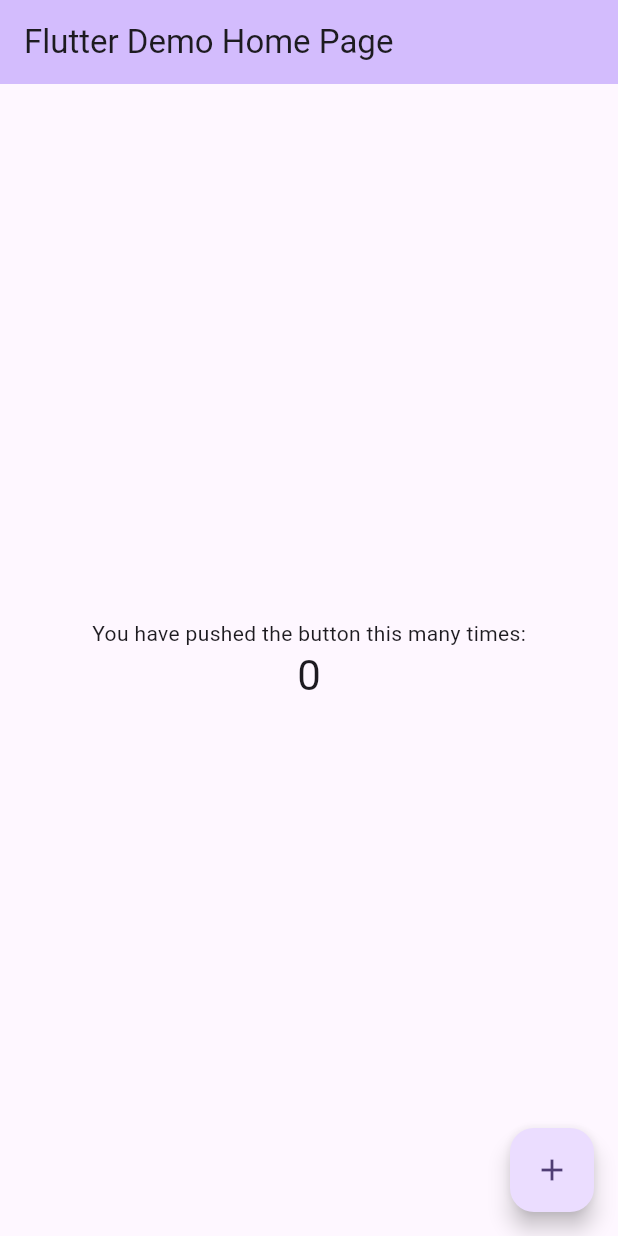
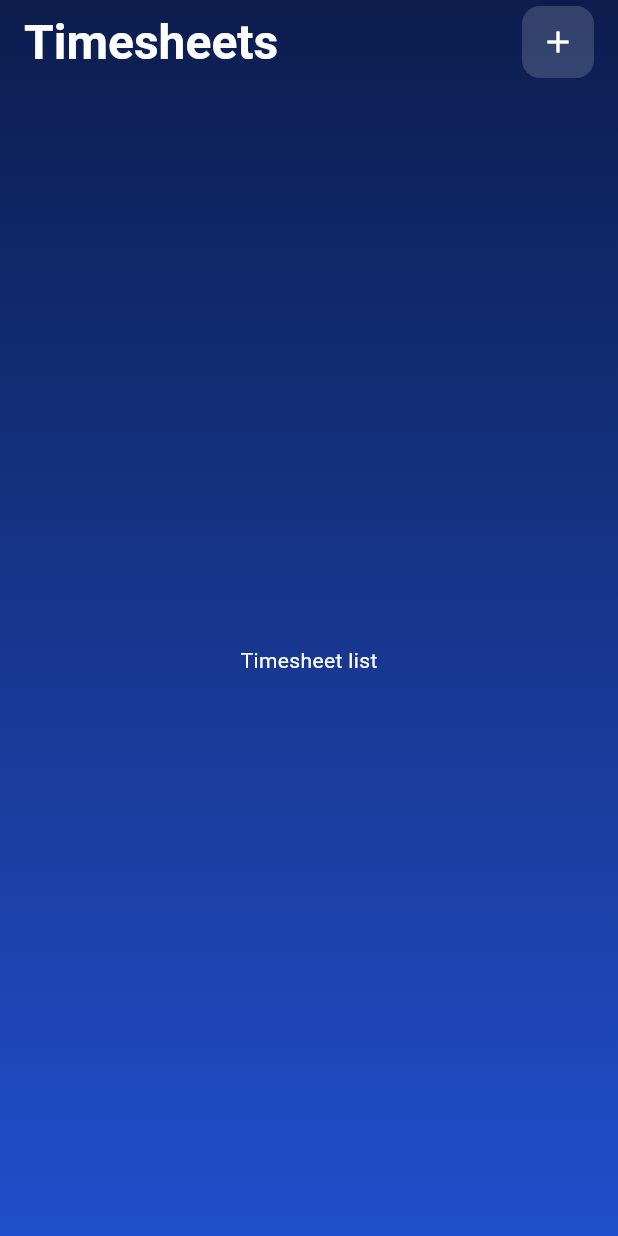
Before and after one commit to filipepatricio/odoo_timesheets, a Flutter app: the screen it shows after launch, on a phone screen of 412 x 824 dp. Run offline on Flutter 3.47's test engine with Material 3 defaults, Android fonts, the phone set to English and light mode, and no system bars.

Commit message:
Create TimesheetsScreen, MainAppBar and Setup styles

```diff
--- a/lib/main.dart
+++ b/lib/main.dart
@@ -1,4 +1,5 @@
 import 'package:flutter/material.dart';
+import 'package:odoo_apexive/presentation/screens/timesheets_screen.dart';
 
 void main() {
   runApp(const MyApp());
@@ -7,119 +8,25 @@ void main() {
 class MyApp extends StatelessWidget {
   const MyApp({super.key});
 
-  // This widget is the root of your application.
   @override
   Widget build(BuildContext context) {
     return MaterialApp(
       title: 'Flutter Demo',
       theme: ThemeData(
-        // This is the theme of your application.
-        //
-        // TRY THIS: Try running your application with "flutter run". You'll see
-        // the application has a purple toolbar. Then, without quitting the app,
-        // try changing the seedColor in the colorScheme below to Colors.green
-        // and then invoke "hot reload" (save your changes or press the "hot
-        // reload" button in a Flutter-supported IDE, or press "r" if you used
-        // the command line to start the app).
-        //
-        // Notice that the counter didn't reset back to zero; the application
-        // state is not lost during the reload. To reset the state, use hot
-        // restart instead.
-        //
-        // This works for code too, not just values: Most code changes can be
-        // tested with just a hot reload.
-        colorScheme: ColorScheme.fromSeed(seedColor: Colors.deepPurple),
+        colorScheme: ColorScheme.light(
+          onSurface: const Color(0xFFFFFFFF),
+          secondaryContainer: const Color(0xFFFFFFFF).withOpacity(0.16),
+          onSecondary: const Color(0xFFFFFFFF),
+          background: const Color(0xFF0C1D4D),
+          surface: const Color(0xFF214ECC),
+        ),
+        textTheme: const TextTheme(
+          headlineLarge:
+              TextStyle(fontSize: 32, height: 40, fontWeight: FontWeight.bold),
+        ),
         useMaterial3: true,
       ),
-      home: const MyHomePage(title: 'Flutter Demo Home Page'),
+      home: const TimesheetsScreen(),
     );
   }
 }
-
-class MyHomePage extends StatefulWidget {
-  const MyHomePage({super.key, required this.title});
-
-  // This widget is the home page of your application. It is stateful, meaning
-  // that it has a State object (defined below) that contains fields that affect
-  // how it looks.
-
-  // This class is the configuration for the state. It holds the values (in this
-  // case the title) provided by the parent (in this case the App widget) and
-  // used by the build method of the State. Fields in a Widget subclass are
-  // always marked "final".
-
-  final String title;
-
-  @override
-  State<MyHomePage> createState() => _MyHomePageState();
-}
-
-class _MyHomePageState extends State<MyHomePage> {
-  int _counter = 0;
-
-  void _incrementCounter() {
-    setState(() {
-      // This call to setState tells the Flutter framework that something has
-      // changed in this State, which causes it to rerun the build method below
-      // so that the display can reflect the updated values. If we changed
-      // _counter without calling setState(), then the build method would not be
-      // called again, and so nothing would appear to happen.
-      _counter++;
-    });
-  }
-
-  @override
-  Widget build(BuildContext context) {
-    // This method is rerun every time setState is called, for instance as done
-    // by the _incrementCounter method above.
-    //
-    // The Flutter framework has been optimized to make rerunning build methods
-    // fast, so that you can just rebuild anything that needs updating rather
-    // than having to individually change instances of widgets.
-    return Scaffold(
-      appBar: AppBar(
-        // TRY THIS: Try changing the color here to a specific color (to
-        // Colors.amber, perhaps?) and trigger a hot reload to see the AppBar
-        // change color while the other colors stay the same.
-        backgroundColor: Theme.of(context).colorScheme.inversePrimary,
-        // Here we take the value from the MyHomePage object that was created by
-        // the App.build method, and use it to set our appbar title.
-        title: Text(widget.title),
-      ),
-      body: Center(
-        // Center is a layout widget. It takes a single child and positions it
-        // in the middle of the parent.
-        child: Column(
-          // Column is also a layout widget. It takes a list of children and
-          // arranges them vertically. By default, it sizes itself to fit its
-          // children horizontally, and tries to be as tall as its parent.
-          //
-          // Column has various properties to control how it sizes itself and
-          // how it positions its children. Here we use mainAxisAlignment to
-          // center the children vertically; the main axis here is the vertical
-          // axis because Columns are vertical (the cross axis would be
-          // horizontal).
-          //
-          // TRY THIS: Invoke "debug painting" (choose the "Toggle Debug Paint"
-          // action in the IDE, or press "p" in the console), to see the
-          // wireframe for each widget.
-          mainAxisAlignment: MainAxisAlignment.center,
-          children: <Widget>[
-            const Text(
-              'You have pushed the button this many times:',
-            ),
-            Text(
-              '$_counter',
-              style: Theme.of(context).textTheme.headlineMedium,
-            ),
-          ],
-        ),
-      ),
-      floatingActionButton: FloatingActionButton(
-        onPressed: _incrementCounter,
-        tooltip: 'Increment',
-        child: const Icon(Icons.add),
-      ), // This trailing comma makes auto-formatting nicer for build methods.
-    );
-  }
-}
--- /dev/null
+++ b/lib/presentation/screens/timesheets_screen.dart
@@ -0,0 +1,25 @@
+import 'package:flutter/material.dart';
+import 'package:odoo_apexive/presentation/styles/app_dimens.dart';
+import 'package:odoo_apexive/presentation/widgets/gradient_background.dart';
+import 'package:odoo_apexive/presentation/widgets/main_app_bar.dart';
+
+class TimesheetsScreen extends StatelessWidget {
+  const TimesheetsScreen({super.key});
+
+  @override
+  Widget build(BuildContext context) {
+    return const GradientBackgroundContainer(
+        child: Scaffold(
+      backgroundColor: Colors.transparent,
+      appBar: MainAppBar(
+        titleText: 'Timesheets',
+      ),
+      body: SafeArea(
+        minimum: EdgeInsets.all(AppDimens.m),
+        child: Center(
+          child: Text('Timesheet list'),
+        ),
+      ),
+    ));
+  }
+}
--- /dev/null
+++ b/lib/presentation/styles/app_dimens.dart
@@ -0,0 +1,51 @@
+class AppDimens {
+  const AppDimens._();
+
+  /// 0.0
+  static const zero = 0.0;
+
+  /// 1.0
+  static const one = 1.0;
+
+  /// 2.0
+  static const xxs = 2.0;
+
+  /// 4.0
+  static const xs = 4.0;
+
+  /// 8.0
+  static const s = 8.0;
+
+  /// 12.0
+  static const sl = 12.0;
+
+  /// 16.0
+  static const m = 16.0;
+
+  /// 20.0
+  static const ml = 20.0;
+
+  /// 24.0
+  static const l = 24.0;
+
+  /// 32.0
+  static const xl = 32.0;
+
+  /// 40.0
+  static const xxl = 40.0;
+
+  /// 48.0
+  static const xxxl = 48.0;
+
+  /// 56.0
+  static const c = 56.0;
+
+  /// 64.0
+  static const xc = 64.0;
+
+  /// 72.0
+  static const xxc = 72.0;
+
+  /// 80.0
+  static const xxxc = 80.0;
+}
--- /dev/null
+++ b/lib/presentation/widgets/gradient_background.dart
@@ -0,0 +1,23 @@
+import 'package:flutter/material.dart';
+
+class GradientBackgroundContainer extends StatelessWidget {
+  const GradientBackgroundContainer({super.key, required this.child});
+
+  final Widget child;
+
+  @override
+  Widget build(BuildContext context) {
+    return Container(
+      decoration: BoxDecoration(
+        gradient: LinearGradient(
+            begin: Alignment.topCenter,
+            end: Alignment.bottomCenter,
+            colors: [
+              Theme.of(context).colorScheme.background,
+              Theme.of(context).colorScheme.surface,
+            ]),
+      ),
+      child: child,
+    );
+  }
+}
--- /dev/null
+++ b/lib/presentation/widgets/main_app_bar.dart
@@ -0,0 +1,45 @@
+import 'package:flutter/material.dart';
+import 'package:odoo_apexive/presentation/styles/app_dimens.dart';
+
+class MainAppBar extends StatelessWidget implements PreferredSizeWidget {
+  final String titleText;
+
+  const MainAppBar({
+    required this.titleText,
+    super.key,
+  });
+
+  @override
+  Widget build(BuildContext context) {
+    return AppBar(
+      backgroundColor: Colors.transparent,
+      centerTitle: false,
+      title: Text(
+        titleText,
+        style: Theme.of(context).textTheme.headlineLarge,
+      ),
+      actions: [
+        Container(
+          width: AppDimens.xxxl,
+          height: AppDimens.xxxl,
+          margin: const EdgeInsets.only(right: AppDimens.m),
+          decoration: BoxDecoration(
+              color: Theme.of(context).colorScheme.secondaryContainer,
+              borderRadius:
+                  const BorderRadius.all(Radius.circular(AppDimens.sl))),
+          child: Center(
+            child: Icon(
+              Icons.add,
+              color: Theme.of(context).colorScheme.onSecondary,
+            ),
+          ),
+        ),
+      ],
+    );
+  }
+
+  @override
+  Size get preferredSize => const Size.fromHeight(
+        kToolbarHeight,
+      );
+}
```
Also changed, not shown: pubspec.yaml (+6 -20 lines), pubspec.lock.
